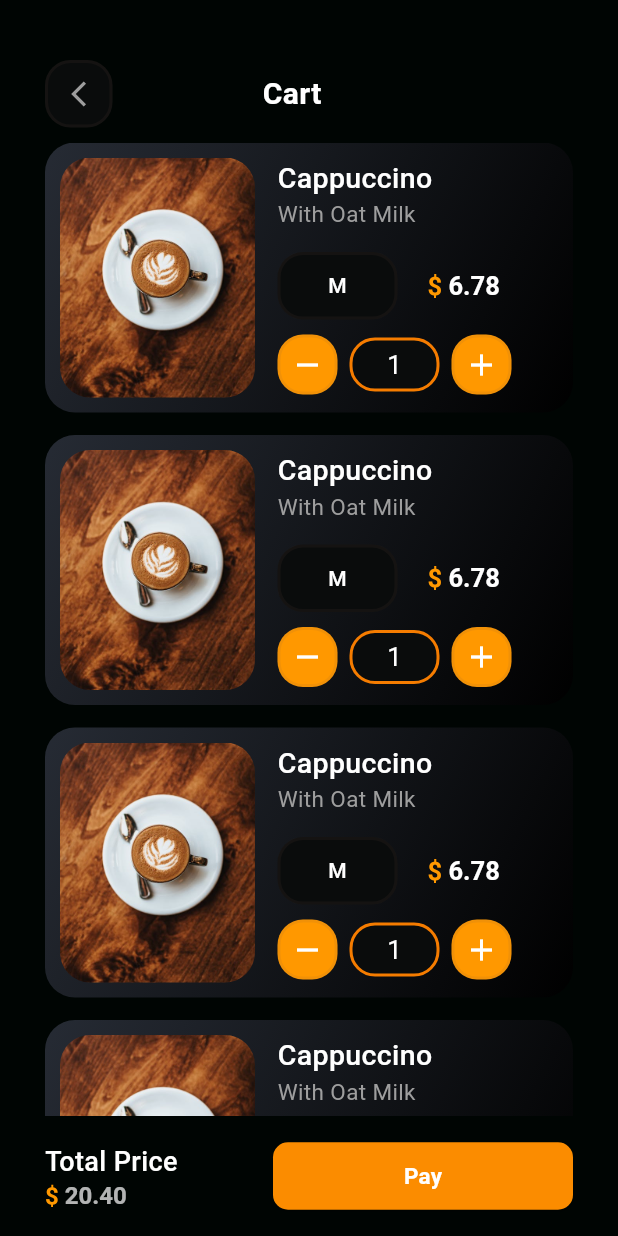
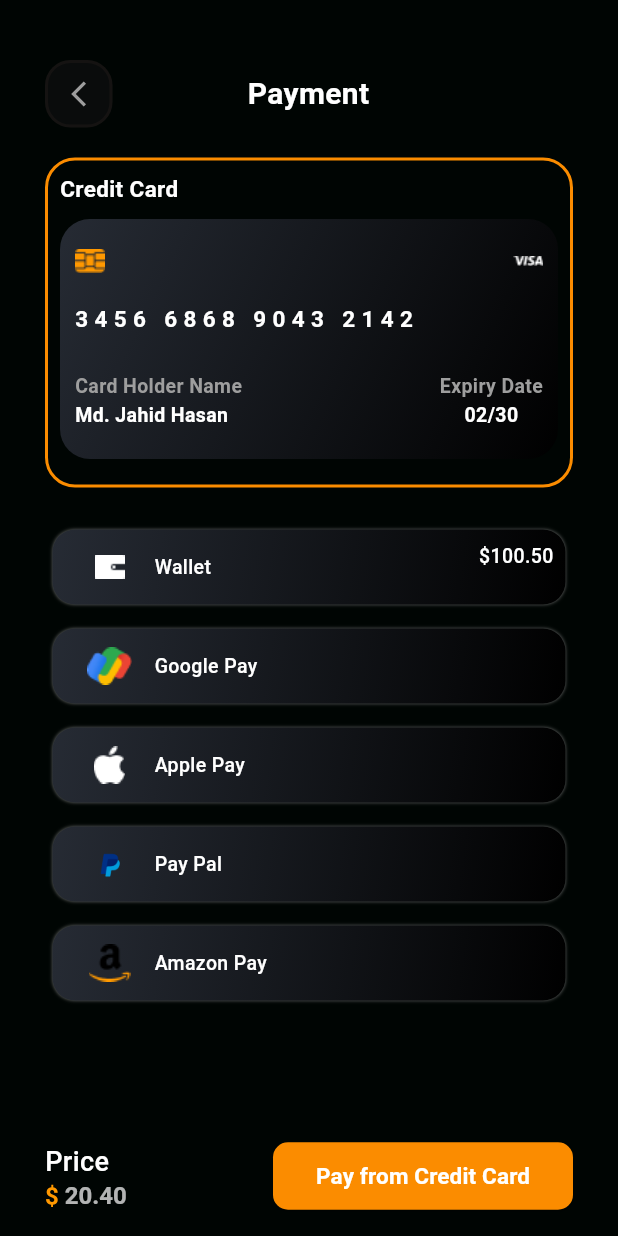
Before and after one commit to Jahid01234/Coffee_App, a Flutter app: the CartScreen screen opened directly, after a tap on "Pay", on a phone screen of 412 x 824 dp. Run offline on Flutter 3.47's test engine with Material 3 defaults, Android fonts, the phone set to English and light mode, and no system bars; our stand-ins replace animate_do, animated_text_kit, lottie.

Commit message:
- add payment screen

```diff
--- a/lib/presentation/screens/cart_screen.dart
+++ b/lib/presentation/screens/cart_screen.dart
@@ -1,18 +1,12 @@
 import 'package:coffee_app_ui/presentation/screens/home_screen.dart';
+import 'package:coffee_app_ui/presentation/screens/payment_screen.dart';
 import 'package:coffee_app_ui/presentation/widgets/appbar_container.dart';
 import 'package:coffee_app_ui/presentation/widgets/custom_elevated_button.dart';
 import 'package:flutter/material.dart';
 
 
-class CartScreen extends StatefulWidget {
+class CartScreen extends StatelessWidget {
   const CartScreen({super.key});
-
-  @override
-  State<CartScreen> createState() => _CartScreenState();
-}
-
-class _CartScreenState extends State<CartScreen> {
-
 
   @override
   Widget build(BuildContext context) {
@@ -216,7 +210,7 @@ class _CartScreenState extends State<CartScreen> {
                 },
               ),
             ),
-           // const SizedBox(height: 10),
+
             // 3rd:- Total price and Pay button part .....
             SizedBox(
               height: 80,
@@ -261,10 +255,10 @@ class _CartScreenState extends State<CartScreen> {
                     width: 200,
                     child: CustomElevatedButton(
                       onTap: () {
-                        // Navigator.push(context, MaterialPageRoute(
-                        //   builder: (context)=> const CartScreen(),
-                        // ),
-                        // );
+                        Navigator.push(context, MaterialPageRoute(
+                          builder: (context)=> const PaymentScreen(),
+                          ),
+                        );
                       },
                       title: "Pay",
                       bgColor: Colors.orange.shade600,
--- /dev/null
+++ b/lib/presentation/screens/payment_screen.dart
@@ -0,0 +1,267 @@
+import 'package:coffee_app_ui/presentation/widgets/appbar_container.dart';
+import 'package:coffee_app_ui/presentation/widgets/container_design.dart';
+import 'package:coffee_app_ui/presentation/widgets/custom_elevated_button.dart';
+import 'package:flutter/material.dart';
+
+
+class PaymentScreen extends StatelessWidget {
+  const PaymentScreen({super.key});
+
+  @override
+  Widget build(BuildContext context) {
+    return Scaffold(
+      body: Padding(
+        padding: const EdgeInsets.only(top: 40, left: 30, right: 30),
+        child: Column(
+          crossAxisAlignment: CrossAxisAlignment.start,
+          children: [
+            // 1st:- app bar widget part.........
+            Row(
+              children: [
+                // Back to page button .....
+                GestureDetector(
+                  onTap: () {
+                    Navigator.pop(context);
+                  },
+                  child: const AppBarContainer(
+                    child: Icon(
+                      Icons.arrow_back_ios_new,
+                      color: Colors.grey,
+                      size: 20,
+                    ),
+                  ),
+                ),
+                const SizedBox(width: 90),
+
+                // Payment Head Line Text.....
+                const Text(
+                  "Payment",
+                  style: TextStyle(
+                    fontSize: 20,
+                    color: Colors.white,
+                    fontWeight: FontWeight.bold,
+                  ),
+                ),
+              ],
+            ),
+            const SizedBox(height: 20),
+
+            Expanded(
+              child: Column(
+                children: [
+                  // 2nd:- Here, Credit card show part .....
+                  Container(
+                    height: 220,
+                    decoration: BoxDecoration(
+                      borderRadius: BorderRadius.circular(20),
+                      border: Border.all(
+                        color: Colors.orange.shade600,
+                        width: 2.0,
+                      ),
+                    ),
+                    child: Padding(
+                      padding: const EdgeInsets.all(8.0),
+                      child: Column(
+                        crossAxisAlignment: CrossAxisAlignment.start,
+                        children: [
+                          const Text(
+                            "Credit Card",
+                            style: TextStyle(
+                              color: Colors.white,
+                              fontSize: 15,
+                              fontWeight: FontWeight.w600,
+                            ),
+                          ),
+                          const SizedBox(height: 10),
+                          Container(
+                            height: 160,
+                            decoration: BoxDecoration(
+                              borderRadius: BorderRadius.circular(20),
+                              gradient: const LinearGradient(
+                                begin: Alignment.topLeft,
+                                end: Alignment.bottomRight,
+                                colors: [
+                                  Color(0xff262B34),
+                                  Colors.black,
+                                ],
+                              ),
+                            ),
+                            child: Padding(
+                              padding: const EdgeInsets.symmetric(
+                                  vertical: 20,
+                                  horizontal: 10,
+                              ),
+                              child: Column(
+                                crossAxisAlignment: CrossAxisAlignment.start,
+                                children: [
+                                  // 1st:- credit  and visa image show..
+                                  Row(
+                                    mainAxisAlignment: MainAxisAlignment.spaceBetween,
+                                    children: [
+                                      Image.asset(
+                                        "assets/images/credit.png",
+                                        color: Colors.orange,
+                                      ),
+                                      Image.asset("assets/images/visa.png"),
+                                    ],
+                                  ),
+                                  const SizedBox(height: 20),
+                                  // 2nd:- pin code  show....
+                                  const Text(
+                                    "3 4 5 6   6 8 6 8   9 0 4 3   2 1 4 2 ",
+                                    style: TextStyle(
+                                      color: Colors.white,
+                                      fontSize: 15,
+                                      fontWeight: FontWeight.w600,
+                                    ),
+                                  ),
+                                  const SizedBox(height: 25),
+                                  // 3rd:- Name and expiry date   show....
+                                  const Row(
+                                    mainAxisAlignment: MainAxisAlignment.spaceBetween,
+                                    children: [
+                                      Column(
+                                        crossAxisAlignment: CrossAxisAlignment.start,
+                                        children: [
+                                          Text(
+                                            "Card Holder Name",
+                                            style: TextStyle(
+                                              color: Colors.grey,
+                                              fontSize: 13,
+                                              fontWeight: FontWeight.w600,
+                                            ),
+                                          ),
+                                          Text(
+                                            "Md. Jahid Hasan",
+                                            style: TextStyle(
+                                              color: Colors.white,
+                                              fontSize: 13,
+                                              fontWeight: FontWeight.w600,
+                                            ),
+                                          ),
+                                        ],
+                                      ),
+                                      Column(
+                                        children: [
+                                          Text(
+                                            "Expiry Date",
+                                            style: TextStyle(
+                                              color: Colors.grey,
+                                              fontSize: 13,
+                                              fontWeight: FontWeight.w600,
+                                            ),
+                                          ),
+                                          Text(
+                                            "02/30",
+                                            style: TextStyle(
+                                              color: Colors.white,
+                                              fontSize: 13,
+                                              fontWeight: FontWeight.w600,
+                                            ),
+                                          ),
+                                        ],
+                                      ),
+                                    ],
+                                  ),
+                                ],
+                              ),
+                            ),
+                          ),
+                        ],
+                      ),
+                    ),
+                  ),
+                  const SizedBox(height: 20),
+
+                  // 3rd:- Other card show part .....
+                 const ContainerDesign(
+                   assetImage: "assets/images/wallet_pay.png",
+                   title: "Wallet",
+                   optionalTitle: "\$100.50",
+                 ),
+
+                  const ContainerDesign(
+                    assetImage: "assets/images/google_pay.png",
+                    title: "Google Pay",
+                  ),
+
+                  const ContainerDesign(
+                    assetImage: "assets/images/apple_pay.png",
+                    title: "Apple Pay",
+                  ),
+
+                  const ContainerDesign(
+                    assetImage: "assets/images/pay_pal.png",
+                    title: "Pay Pal",
+                  ),
+
+                  const ContainerDesign(
+                    assetImage: "assets/images/amazon_pay.png",
+                    title: "Amazon Pay",
+                  ),
+                ],
+              ),
+            ),
+
+            // 4th:- Total price and Pay button part .....
+            SizedBox(
+              height: 80,
+              child: Row(
+                mainAxisAlignment: MainAxisAlignment.spaceBetween,
+                children: [
+                  Column(
+                    mainAxisAlignment: MainAxisAlignment.center,
+                    crossAxisAlignment: CrossAxisAlignment.start,
+                    children: [
+                      const Text(
+                        "Price",
+                        style: TextStyle(
+                          fontSize: 18,
+                          color: Colors.white,
+                          fontWeight: FontWeight.w500,
+                        ),
+                      ),
+                      RichText(
+                        text: const TextSpan(
+                          text: "\$ ",
+                          style: TextStyle(
+                            fontSize: 16,
+                            color: Colors.orange,
+                            fontWeight: FontWeight.w700,
+                          ),
+                          children: [
+                            TextSpan(
+                              text: "20.40",
+                              style: TextStyle(
+                                fontSize: 16,
+                                color: Colors.white70,
+                                fontWeight: FontWeight.bold,
+                              ),
+                            ),
+                          ],
+                        ),
+                      ),
+                    ],
+                  ),
+                  SizedBox(
+                    width: 200,
+                    child: CustomElevatedButton(
+                      onTap: () {
+                        // Navigator.push(context, MaterialPageRoute(
+                        //   builder: (context)=> const PaymentScreen(),
+                        //  ),
+                        // );
+                      },
+                      title: "Pay from Credit Card",
+                      bgColor: Colors.orange.shade600,
+                    ),
+                  ),
+                ],
+              ),
+            ),
+          ],
+        ),
+      ),
+    );
+  }
+}
--- /dev/null
+++ b/lib/presentation/widgets/container_design.dart
@@ -0,0 +1,79 @@
+import 'package:flutter/material.dart';
+
+class ContainerDesign extends StatelessWidget {
+  final String title;
+  final String? optionalTitle;
+  final String assetImage;
+
+  const ContainerDesign({
+    super.key,
+    required this.title,
+    this.optionalTitle,
+    required this.assetImage,
+  });
+
+  @override
+  Widget build(BuildContext context) {
+    return Container(
+      height: 50,
+      margin: const EdgeInsets.symmetric(horizontal: 5,vertical: 8),
+      padding: const EdgeInsets.only(left: 10),
+      decoration: BoxDecoration(
+        color: Colors.black,
+        borderRadius: BorderRadius.circular(15),
+        gradient: const LinearGradient(
+          begin: Alignment.topLeft,
+          end: Alignment.bottomRight,
+          colors: [
+            Color(0xff262B34),
+            Colors.black,
+          ],
+        ),
+        boxShadow:  [
+          BoxShadow(
+              color: Colors.grey.withOpacity(0.5),
+              blurRadius: 1,
+              spreadRadius: 0,
+              offset: const Offset(0,0)
+          ),
+        ],
+      ),
+      child: Padding(
+        padding: const EdgeInsets.all(8.0),
+        child: Center(
+          child: Row(
+            mainAxisAlignment: MainAxisAlignment.spaceBetween,
+            crossAxisAlignment: CrossAxisAlignment.start,
+            children: [
+              // 1st row
+              Row(
+                children: [
+                  Image.asset(assetImage,height: 40,width: 40,),
+                  const SizedBox(width: 10),
+                  Text(
+                    title,
+                    style: const TextStyle(
+                      color: Colors.white,
+                      fontSize: 13,
+                      fontWeight: FontWeight.w500,
+                    ),
+                  ),
+                ],
+              ),
+
+              // 2nd row
+              Text(
+                optionalTitle ?? '',
+                style: const TextStyle(
+                  color: Colors.white,
+                  fontSize: 13,
+                  fontWeight: FontWeight.w500,
+                ),
+              ),
+            ],
+          ),
+        ),
+      ),
+    );
+  }
+}
--- a/lib/presentation/widgets/profile_component.dart
+++ b/lib/presentation/widgets/profile_component.dart
@@ -43,7 +43,8 @@ class ProfileComponent extends StatelessWidget {
               ),
               const SizedBox(width: 8),
               Text(
-                title,style: const TextStyle(
+                title,
+                style: const TextStyle(
                 color: Colors.white,
                 fontSize: 17,
                 fontWeight: FontWeight.w500,
```
Also changed, not shown: assets/images/amazon_pay.png (added), assets/images/apple_pay.png (added), assets/images/credit.png (added), assets/images/google_pay.png (added), assets/images/pay_pal.png (added), assets/images/visa.png (added), assets/images/wallet_pay.png (added).
